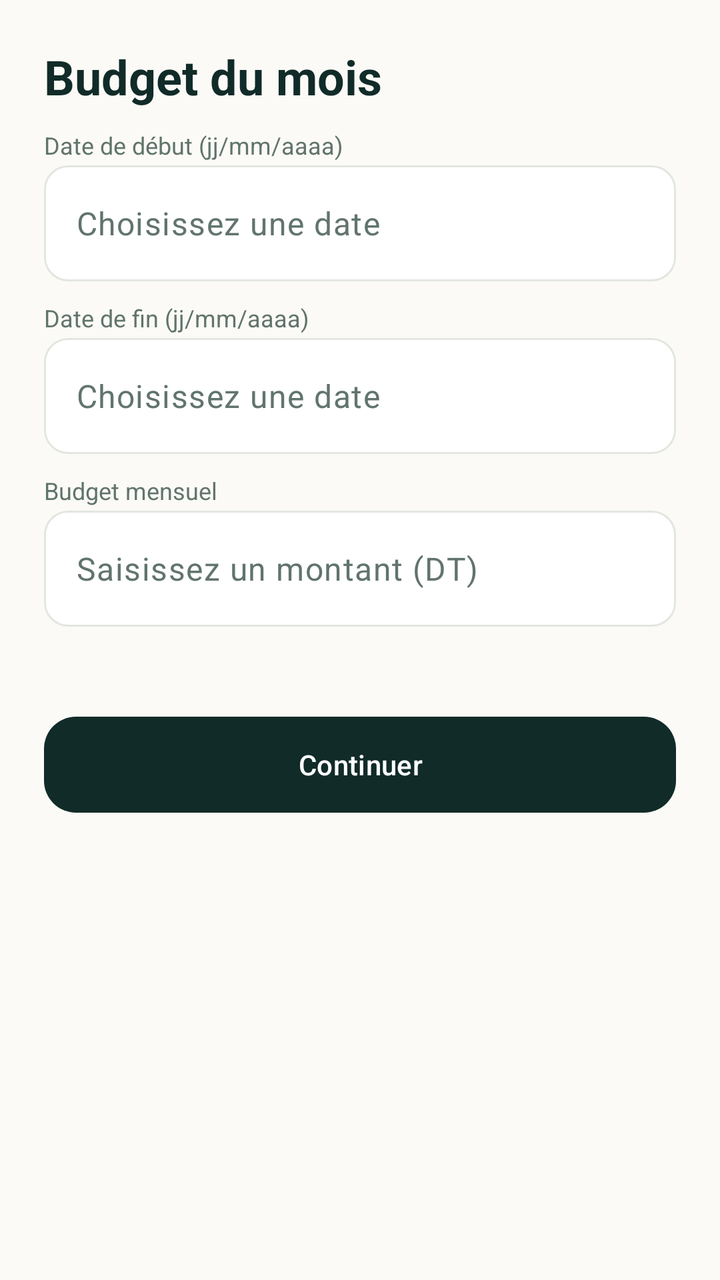
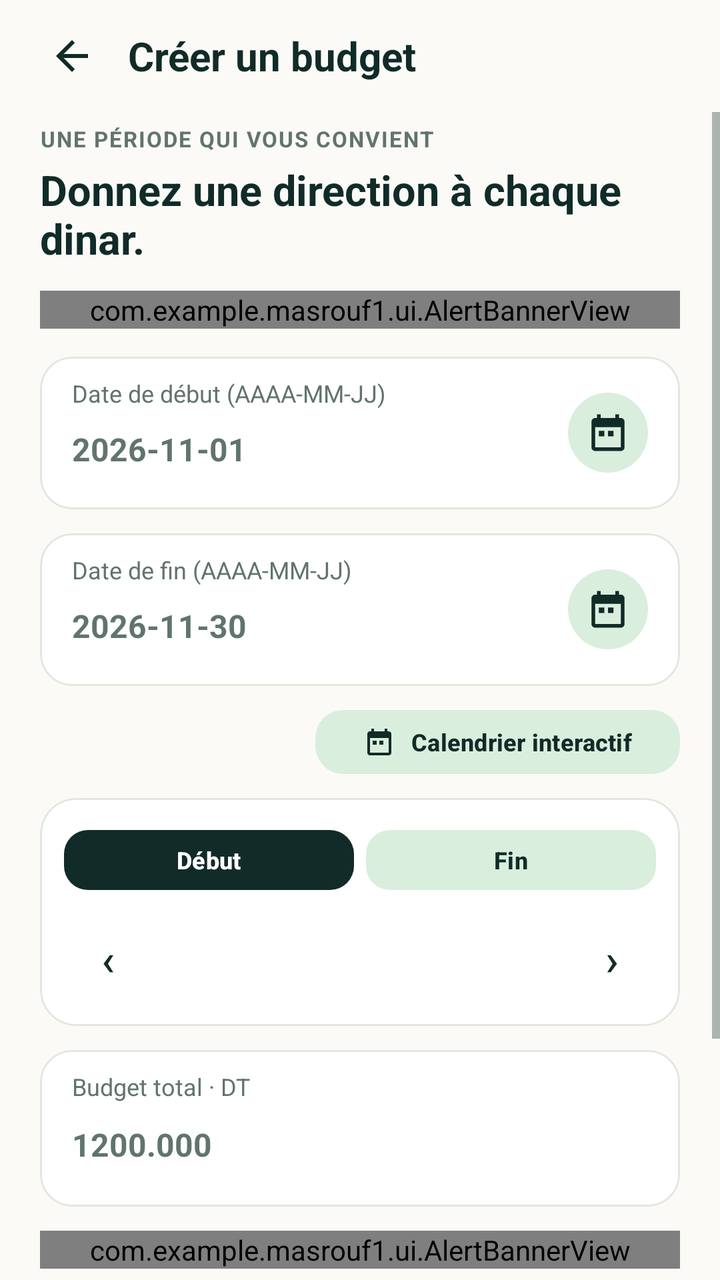

The first picture is an Android layout as it rendered before a commit; the second is the same layout after the commit. The layout source and the unified diff follow.
<!-- AndroidManifest.xml: application theme Theme.Masrouf1 -->
<!-- res/layout/activity_budget_period.xml -->
<?xml version="1.0" encoding="utf-8"?>
<ScrollView xmlns:android="http://schemas.android.com/apk/res/android" xmlns:app="http://schemas.android.com/apk/res-auto" android:layout_width="match_parent" android:layout_height="match_parent" android:background="@color/cream" android:fillViewport="true">
    <LinearLayout android:layout_width="match_parent" android:layout_height="wrap_content" android:orientation="vertical" android:padding="22dp">
        <TextView android:id="@+id/budget_period_title" android:layout_width="match_parent" android:layout_height="wrap_content" android:text="@string/budget_this_month" android:textColor="@color/forest" android:textSize="24sp" android:textStyle="bold" />
        <TextView style="@style/FormFieldLabel" android:labelFor="@id/budget_start_date" android:layout_marginTop="10dp" android:text="@string/budget_start_date" />
        <com.google.android.material.textfield.TextInputLayout android:layout_width="match_parent" android:layout_height="wrap_content" android:layout_marginBottom="4dp">
            <com.google.android.material.textfield.TextInputEditText android:id="@+id/budget_start_date" android:layout_width="match_parent" android:layout_height="58dp" android:hint="@string/hint_date" android:inputType="text" android:singleLine="true" android:textColor="@color/ink" />
        </com.google.android.material.textfield.TextInputLayout>
        <TextView style="@style/FormFieldLabel" android:labelFor="@id/budget_end_date" android:text="@string/budget_end_date" />
        <com.google.android.material.textfield.TextInputLayout android:layout_width="match_parent" android:layout_height="wrap_content" android:layout_marginBottom="4dp">
            <com.google.android.material.textfield.TextInputEditText android:id="@+id/budget_end_date" android:layout_width="match_parent" android:layout_height="58dp" android:hint="@string/hint_date" android:inputType="text" android:singleLine="true" android:textColor="@color/ink" />
        </com.google.android.material.textfield.TextInputLayout>
        <TextView style="@style/FormFieldLabel" android:labelFor="@id/budget_total_input" android:text="@string/monthly_budget_amount" />
        <com.google.android.material.textfield.TextInputLayout android:layout_width="match_parent" android:layout_height="wrap_content" android:layout_marginBottom="4dp">
            <com.google.android.material.textfield.TextInputEditText android:id="@+id/budget_total_input" android:layout_width="match_parent" android:layout_height="58dp" android:hint="@string/hint_amount" android:inputType="numberDecimal" android:singleLine="true" android:textColor="@color/ink" />
        </com.google.android.material.textfield.TextInputLayout>
        <TextView android:id="@+id/budget_period_error" android:layout_width="match_parent" android:layout_height="wrap_content" android:textColor="@color/coral" />
        <com.google.android.material.button.MaterialButton android:id="@+id/budget_period_continue" android:layout_width="match_parent" android:layout_height="56dp" android:layout_marginTop="18dp" android:text="@string/welcome_next" android:textColor="@color/alabaster" app:backgroundTint="@color/forest" app:cornerRadius="16dp" />
    </LinearLayout>
</ScrollView>
<!-- resources referenced by this layout -->
<resources>
  <color name="alabaster">#FFFFFF</color>
  <color name="coral">#DC7770</color>
  <color name="cream">#FBFAF6</color>
  <color name="forest">#112B28</color>
  <color name="ink">#112B28</color>
  <string name="budget_end_date">Date de fin (jj/mm/aaaa)</string>
  <string name="budget_start_date">Date de début (jj/mm/aaaa)</string>
  <string name="budget_this_month">Budget du mois</string>
  <string name="hint_amount">Saisissez un montant (DT)</string>
  <string name="hint_date">Choisissez une date</string>
  <string name="monthly_budget_amount">Budget mensuel</string>
  <string name="welcome_next">Continuer</string>
  <style name="FormFieldLabel">
          <item name="android:layout_width">match_parent</item>
          <item name="android:layout_height">wrap_content</item>
          <item name="android:layout_marginTop">6dp</item>
          <item name="android:layout_marginBottom">2dp</item>
          <item name="android:textColor">@color/muted_green</item>
          <item name="android:textSize">12sp</item>
      </style>
  <style name="Theme.Masrouf1" parent="Base.Theme.Masrouf1" />
  <color name="muted_green">#61746D</color>
  <color name="mint">#D9EEDD</color>
  <color name="emerald">#2E7D43</color>
  <color name="mint_light">#D9EEDD</color>
  <color name="mint_accent">#85B8A5</color>
  <color name="card_border">#E2E7DF</color>
  <style name="Widget.Masrouf.Chip" parent="Widget.Material3.Chip.Filter">
          <item name="chipBackgroundColor">@color/chip_background_color</item>
          <item name="chipStrokeColor">@color/chip_stroke_color</item>
          <item name="chipStrokeWidth">1dp</item>
          <item name="android:textColor">@color/forest</item>
          <item name="checkedIconTint">@color/emerald</item>
      </style>
  <style name="Widget.Masrouf.Button.Outlined" parent="Widget.Material3.Button.OutlinedButton">
          <item name="android:textColor">@color/forest</item>
          <item name="strokeColor">@color/forest</item>
          <item name="iconTint">@color/forest</item>
      </style>
  <style name="Widget.Masrouf.EditText" parent="Widget.AppCompat.EditText">
          <item name="android:textColor">@color/ink</item>
          <item name="android:textColorHint">@color/muted_green</item>
      </style>
  <style name="Widget.Masrouf.Button.Material" parent="Widget.Material3.Button">
          <item name="android:minHeight">48dp</item>
          <item name="backgroundTint">@color/forest</item>
          <item name="android:textColor">@color/alabaster</item>
      </style>
  <style name="Widget.Masrouf.DialogButton" parent="Widget.Material3.Button.TextButton.Dialog">
          <item name="android:textColor">@color/emerald</item>
      </style>
  <!-- unchanged entries left out for length: 3 -->
</resources>

<!-- the commit's change to res/layout/activity_budget_period.xml (unified diff, before → after) -->
@@ -1,20 +1,435 @@
 <?xml version="1.0" encoding="utf-8"?>
-<ScrollView xmlns:android="http://schemas.android.com/apk/res/android" xmlns:app="http://schemas.android.com/apk/res-auto" android:layout_width="match_parent" android:layout_height="match_parent" android:background="@color/cream" android:fillViewport="true">
-    <LinearLayout android:layout_width="match_parent" android:layout_height="wrap_content" android:orientation="vertical" android:padding="22dp">
-        <TextView android:id="@+id/budget_period_title" android:layout_width="match_parent" android:layout_height="wrap_content" android:text="@string/budget_this_month" android:textColor="@color/forest" android:textSize="24sp" android:textStyle="bold" />
-        <TextView style="@style/FormFieldLabel" android:labelFor="@id/budget_start_date" android:layout_marginTop="10dp" android:text="@string/budget_start_date" />
-        <com.google.android.material.textfield.TextInputLayout android:layout_width="match_parent" android:layout_height="wrap_content" android:layout_marginBottom="4dp">
-            <com.google.android.material.textfield.TextInputEditText android:id="@+id/budget_start_date" android:layout_width="match_parent" android:layout_height="58dp" android:hint="@string/hint_date" android:inputType="text" android:singleLine="true" android:textColor="@color/ink" />
-        </com.google.android.material.textfield.TextInputLayout>
-        <TextView style="@style/FormFieldLabel" android:labelFor="@id/budget_end_date" android:text="@string/budget_end_date" />
-        <com.google.android.material.textfield.TextInputLayout android:layout_width="match_parent" android:layout_height="wrap_content" android:layout_marginBottom="4dp">
-            <com.google.android.material.textfield.TextInputEditText android:id="@+id/budget_end_date" android:layout_width="match_parent" android:layout_height="58dp" android:hint="@string/hint_date" android:inputType="text" android:singleLine="true" android:textColor="@color/ink" />
-        </com.google.android.material.textfield.TextInputLayout>
-        <TextView style="@style/FormFieldLabel" android:labelFor="@id/budget_total_input" android:text="@string/monthly_budget_amount" />
-        <com.google.android.material.textfield.TextInputLayout android:layout_width="match_parent" android:layout_height="wrap_content" android:layout_marginBottom="4dp">
-            <com.google.android.material.textfield.TextInputEditText android:id="@+id/budget_total_input" android:layout_width="match_parent" android:layout_height="58dp" android:hint="@string/hint_amount" android:inputType="numberDecimal" android:singleLine="true" android:textColor="@color/ink" />
-        </com.google.android.material.textfield.TextInputLayout>
-        <TextView android:id="@+id/budget_period_error" android:layout_width="match_parent" android:layout_height="wrap_content" android:textColor="@color/coral" />
-        <com.google.android.material.button.MaterialButton android:id="@+id/budget_period_continue" android:layout_width="match_parent" android:layout_height="56dp" android:layout_marginTop="18dp" android:text="@string/welcome_next" android:textColor="@color/alabaster" app:backgroundTint="@color/forest" app:cornerRadius="16dp" />
+<LinearLayout xmlns:android="http://schemas.android.com/apk/res/android"
+    xmlns:app="http://schemas.android.com/apk/res-auto"
+    android:layout_width="match_parent"
+    android:layout_height="match_parent"
+    android:background="@color/cream"
+    android:fitsSystemWindows="true"
+    android:orientation="vertical">
+
+    
+    <LinearLayout
+        android:layout_width="match_parent"
+        android:layout_height="56dp"
+        android:gravity="center_vertical"
+        android:orientation="horizontal"
+        android:paddingHorizontal="16dp">
+
+        <ImageView
+            android:id="@+id/budget_period_back"
+            android:layout_width="40dp"
+            android:layout_height="40dp"
+            android:contentDescription="@string/back"
+            android:padding="8dp"
+            android:src="@drawable/ic_back"
+            app:tint="@color/forest" />
+
+        <TextView
+            android:id="@+id/budget_period_title"
+            android:layout_width="0dp"
+            android:layout_height="wrap_content"
+            android:layout_marginStart="8dp"
+            android:layout_weight="1"
+            android:ellipsize="end"
+            android:maxLines="1"
+            android:text="@string/create_budget_title"
+            android:textColor="@color/forest"
+            android:textSize="20sp"
+            android:textStyle="bold" />
     </LinearLayout>
-</ScrollView>
+
+    <ScrollView
+        android:layout_width="match_parent"
+        android:layout_height="0dp"
+        android:layout_weight="1"
+        android:fillViewport="true">
+
+        <LinearLayout
+            android:layout_width="match_parent"
+            android:layout_height="wrap_content"
+            android:orientation="vertical"
+            android:paddingHorizontal="20dp"
+            android:paddingTop="6dp"
+            android:paddingBottom="28dp">
+
+            <TextView
+                android:layout_width="match_parent"
+                android:layout_height="wrap_content"
+                android:letterSpacing="0.06"
+                android:text="@string/budget_period_eyebrow"
+                android:textAllCaps="true"
+                android:textColor="@color/muted_green"
+                android:textSize="11sp"
+                android:textStyle="bold" />
+
+            <TextView
+                android:id="@+id/budget_period_headline"
+                android:layout_width="match_parent"
+                android:layout_height="wrap_content"
+                android:layout_marginTop="4dp"
+                android:text="@string/budget_period_headline"
+                android:textColor="@color/forest"
+                android:textSize="21sp"
+                android:textStyle="bold" />
+
+            
+            <com.example.masrouf1.ui.AlertBannerView
+                android:id="@+id/budget_period_alert_banner"
+                android:layout_width="match_parent"
+                android:layout_height="wrap_content"
+                android:layout_marginTop="12dp"
+                android:visibility="gone" />
+
+            <com.google.android.material.button.MaterialButton
+                android:id="@+id/budget_period_edit_existing_btn"
+                android:layout_width="match_parent"
+                android:layout_height="46dp"
+                android:layout_marginTop="8dp"
+                android:text="@string/edit_existing_budget"
+                android:textColor="@color/alabaster"
+                android:textStyle="bold"
+                android:visibility="gone"
+                app:backgroundTint="@color/forest"
+                app:cornerRadius="16dp" />
+
+            
+            <com.example.masrouf1.ui.AlertBannerView
+                android:id="@+id/budget_period_top_info"
+                android:layout_width="match_parent"
+                android:layout_height="wrap_content"
+                android:layout_marginTop="12dp" />
+
+            
+            <com.google.android.material.card.MaterialCardView
+                android:id="@+id/budget_start_card"
+                android:layout_width="match_parent"
+                android:layout_height="wrap_content"
+                android:layout_marginTop="14dp"
+                app:cardBackgroundColor="@color/alabaster"
+                app:cardCornerRadius="16dp"
+                app:cardElevation="0dp"
+                app:strokeColor="@color/card_border"
+                app:strokeWidth="1dp">
+
+                <LinearLayout
+                    android:layout_width="match_parent"
+                    android:layout_height="wrap_content"
+                    android:gravity="center_vertical"
+                    android:orientation="horizontal"
+                    android:paddingHorizontal="16dp"
+                    android:paddingVertical="10dp">
+
+                    <LinearLayout
+                        android:layout_width="0dp"
+                        android:layout_height="wrap_content"
+                        android:layout_weight="1"
+                        android:orientation="vertical">
+
+                        <TextView
+                            android:layout_width="match_parent"
+                            android:layout_height="wrap_content"
+                            android:labelFor="@id/budget_start_date"
+                            android:text="@string/budget_start_date_iso"
+                            android:textColor="@color/muted_green"
+                            android:textSize="12sp" />
+
+                        <EditText
+                            android:id="@+id/budget_start_date"
+                            android:layout_width="match_parent"
+                            android:layout_height="40dp"
+                            android:background="@android:color/transparent"
+                            android:hint="2026-11-01"
+                            android:inputType="date"
+                            android:maxLines="1"
+                            android:paddingTop="4dp"
+                            android:paddingBottom="4dp"
+                            android:textColor="@color/ink"
+                            android:textColorHint="@color/muted_green"
+                            android:textSize="16sp"
+                            android:textStyle="bold" />
+                    </LinearLayout>
+
+                    <ImageView
+                        android:id="@+id/budget_start_cal_btn"
+                        android:layout_width="40dp"
+                        android:layout_height="40dp"
+                        android:background="@drawable/bg_circle_mint"
+                        android:contentDescription="@string/calendar_picker_open"
+                        android:padding="9dp"
+                        android:src="@drawable/ic_calendar"
+                        app:tint="@color/forest" />
+                </LinearLayout>
+            </com.google.android.material.card.MaterialCardView>
+
+            
+            <com.google.android.material.card.MaterialCardView
+                android:id="@+id/budget_end_card"
+                android:layout_width="match_parent"
+                android:layout_height="wrap_content"
+                android:layout_marginTop="12dp"
+                app:cardBackgroundColor="@color/alabaster"
+                app:cardCornerRadius="16dp"
+                app:cardElevation="0dp"
+                app:strokeColor="@color/card_border"
+                app:strokeWidth="1dp">
+
+                <LinearLayout
+                    android:layout_width="match_parent"
+                    android:layout_height="wrap_content"
+                    android:gravity="center_vertical"
+                    android:orientation="horizontal"
+                    android:paddingHorizontal="16dp"
+                    android:paddingVertical="10dp">
+
+                    <LinearLayout
+                        android:layout_width="0dp"
+                        android:layout_height="wrap_content"
+                        android:layout_weight="1"
+                        android:orientation="vertical">
+
+                        <TextView
+                            android:layout_width="match_parent"
+                            android:layout_height="wrap_content"
+                            android:labelFor="@id/budget_end_date"
+                            android:text="@string/budget_end_date_iso"
+                            android:textColor="@color/muted_green"
+                            android:textSize="12sp" />
+
+                        <EditText
+                            android:id="@+id/budget_end_date"
+                            android:layout_width="match_parent"
+                            android:layout_height="40dp"
+                            android:background="@android:color/transparent"
+                            android:hint="2026-11-30"
+                            android:inputType="date"
+                            android:maxLines="1"
+                            android:paddingTop="4dp"
+                            android:paddingBottom="4dp"
+                            android:textColor="@color/ink"
+                            android:textColorHint="@color/muted_green"
+                            android:textSize="16sp"
+                            android:textStyle="bold" />
+                    </LinearLayout>
+
+                    <ImageView
+                        android:id="@+id/budget_end_cal_btn"
+                        android:layout_width="40dp"
+                        android:layout_height="40dp"
+                        android:background="@drawable/bg_circle_mint"
+                        android:contentDescription="@string/calendar_picker_open"
+                        android:padding="9dp"
+                        android:src="@drawable/ic_calendar"
+                        app:tint="@color/forest" />
+                </LinearLayout>
+            </com.google.android.material.card.MaterialCardView>
+
+            
+            <com.google.android.material.button.MaterialButton
+                android:id="@+id/budget_toggle_calendar_btn"
+                android:layout_width="wrap_content"
+                android:layout_height="40dp"
+                android:layout_gravity="end"
+                android:layout_marginTop="8dp"
+                android:text="@string/calendar_picker_open"
+                android:textColor="@color/forest"
+                android:textSize="12sp"
+                android:textStyle="bold"
+                app:backgroundTint="@color/mint_light"
+                app:cornerRadius="14dp"
+                app:icon="@drawable/ic_calendar"
+                app:iconSize="16dp"
+                app:iconTint="@color/forest" />
+
+            
+            <com.google.android.material.card.MaterialCardView
+                android:id="@+id/budget_calendar_card"
+                android:layout_width="match_parent"
+                android:layout_height="wrap_content"
+                android:layout_marginTop="8dp"
+                android:visibility="visible"
+                app:cardBackgroundColor="@color/alabaster"
+                app:cardCornerRadius="18dp"
+                app:cardElevation="0dp"
+                app:strokeColor="@color/card_border"
+                app:strokeWidth="1dp">
+
+                <LinearLayout
+                    android:layout_width="match_parent"
+                    android:layout_height="wrap_content"
+                    android:orientation="vertical"
+                    android:padding="12dp">
+
+                    
+                    <LinearLayout
+                        android:layout_width="match_parent"
+                        android:layout_height="wrap_content"
+                        android:orientation="horizontal">
+
+                        <com.google.android.material.button.MaterialButton
+                            android:id="@+id/calendar_pick_mode_start"
+                            android:layout_width="0dp"
+                            android:layout_height="38dp"
+                            android:layout_marginEnd="6dp"
+                            android:layout_weight="1"
+                            android:padding="0dp"
+                            android:text="@string/calendar_pick_start"
+                            android:textColor="@color/alabaster"
+                            android:textSize="12sp"
+                            android:textStyle="bold"
+                            app:backgroundTint="@color/forest"
+                            app:cornerRadius="12dp" />
+
+                        <com.google.android.material.button.MaterialButton
+                            android:id="@+id/calendar_pick_mode_end"
+                            android:layout_width="0dp"
+                            android:layout_height="38dp"
+                            android:layout_weight="1"
+                            android:padding="0dp"
+                            android:text="@string/calendar_pick_end"
+                            android:textColor="@color/forest"
+                            android:textSize="12sp"
+                            android:textStyle="bold"
+                            app:backgroundTint="@color/mint_light"
+                            app:cornerRadius="12dp" />
+                    </LinearLayout>
+
+                    
+                    <LinearLayout
+                        android:layout_width="match_parent"
+                        android:layout_height="wrap_content"
+                        android:layout_marginTop="8dp"
+                        android:gravity="center_vertical"
+                        android:orientation="horizontal">
+
+                        <com.google.android.material.button.MaterialButton
+                            android:id="@+id/budget_cal_prev_month"
+                            style="@style/Widget.Material3.Button.TextButton"
+                            android:layout_width="44dp"
+                            android:layout_height="44dp"
+                            android:minWidth="44dp"
+                            android:padding="0dp"
+                            android:text="‹"
+                            android:textColor="@color/forest"
+                            android:textSize="22sp" />
+
+                        <TextView
+                            android:id="@+id/budget_cal_month_label"
+                            android:layout_width="0dp"
+                            android:layout_height="wrap_content"
+                            android:layout_weight="1"
+                            android:gravity="center"
+                            android:textColor="@color/forest"
+                            android:textSize="16sp"
+                            android:textStyle="bold" />
+
+                        <com.google.android.material.button.MaterialButton
+                            android:id="@+id/budget_cal_next_month"
+                            style="@style/Widget.Material3.Button.TextButton"
+                            android:layout_width="44dp"
+                            android:layout_height="44dp"
+                            android:minWidth="44dp"
+                            android:padding="0dp"
+                            android:text="›"
+                            android:textColor="@color/forest"
+                            android:textSize="22sp" />
+                    </LinearLayout>
+
+                    <LinearLayout
+                        android:id="@+id/budget_cal_weekdays"
+                        android:layout_width="match_parent"
+                        android:layout_height="wrap_content"
+                        android:orientation="horizontal" />
+
+                    <LinearLayout
+                        android:id="@+id/budget_cal_days"
+                        android:layout_width="match_parent"
+                        android:layout_height="wrap_content"
+                        android:orientation="vertical" />
+                </LinearLayout>
+            </com.google.android.material.card.MaterialCardView>
+
+            
+            <com.google.android.material.card.MaterialCardView
+                android:layout_width="match_parent"
+                android:layout_height="wrap_content"
+                android:layout_marginTop="12dp"
+                app:cardBackgroundColor="@color/alabaster"
+                app:cardCornerRadius="16dp"
+                app:cardElevation="0dp"
+                app:strokeColor="@color/card_border"
+                app:strokeWidth="1dp">
+
+                <LinearLayout
+                    android:layout_width="match_parent"
+                    android:layout_height="wrap_content"
+                    android:orientation="vertical"
+                    android:paddingHorizontal="16dp"
+                    android:paddingVertical="10dp">
+
+                    <TextView
+                        android:layout_width="match_parent"
+                        android:layout_height="wrap_content"
+                        android:labelFor="@id/budget_total_input"
+                        android:text="@string/budget_total_dt_label"
+                        android:textColor="@color/muted_green"
+                        android:textSize="12sp" />
+
+                    <EditText
+                        android:id="@+id/budget_total_input"
+                        android:layout_width="match_parent"
+                        android:layout_height="42dp"
+                        android:background="@android:color/transparent"
+                        android:hint="1200.000"
+                        android:inputType="numberDecimal"
+                        android:maxLines="1"
+                        android:paddingTop="4dp"
+                        android:paddingBottom="4dp"
+                        android:textColor="@color/ink"
+                        android:textColorHint="@color/muted_green"
+                        android:textSize="16sp"
+                        android:textStyle="bold" />
+                </LinearLayout>
+            </com.google.android.material.card.MaterialCardView>
+
+            
+            <com.example.masrouf1.ui.AlertBannerView
+                android:id="@+id/budget_period_days_banner"
+                android:layout_width="match_parent"
+                android:layout_height="wrap_content"
+                android:layout_marginTop="12dp" />
+
+            <TextView
+                android:id="@+id/budget_period_error"
+                android:layout_width="match_parent"
+                android:layout_height="wrap_content"
+                android:layout_marginTop="8dp"
+                android:textColor="@color/coral"
+                android:textStyle="bold"
+                android:visibility="gone" />
+
+            <com.google.android.material.button.MaterialButton
+                android:id="@+id/budget_period_continue"
+                android:layout_width="match_parent"
+                android:layout_height="54dp"
+                android:layout_marginTop="16dp"
+                android:text="@string/allocate_by_category_cta"
+                android:textColor="@color/alabaster"
+                android:textSize="15sp"
+                android:textStyle="bold"
+                app:backgroundTint="@color/emerald"
+                app:cornerRadius="16dp" />
+
+            <com.google.android.material.button.MaterialButton
+                android:id="@+id/budget_period_cancel"
+                android:layout_width="match_parent"
+                android:layout_height="50dp"
+                android:layout_marginTop="10dp"
+                android:text="@string/cancel_btn"
+                android:textColor="@color/forest"
+                android:textSize="15sp"
+                android:textStyle="bold"
+                app:backgroundTint="@color/mint_light"
+                app:cornerRadius="16dp" />
+        </LinearLayout>
+    </ScrollView>
+</LinearLayout>
<!-- resource entries referenced after the edit -->
@@ -5,23 +5,31 @@
   <color name="cream">#FBFAF6</color>
   <color name="forest">#112B28</color>
   <color name="ink">#112B28</color>
-  <string name="budget_end_date">Date de fin (jj/mm/aaaa)</string>
-  <string name="budget_start_date">Date de début (jj/mm/aaaa)</string>
-  <string name="budget_this_month">Budget du mois</string>
-  <string name="hint_amount">Saisissez un montant (DT)</string>
-  <string name="hint_date">Choisissez une date</string>
-  <string name="monthly_budget_amount">Budget mensuel</string>
-  <string name="welcome_next">Continuer</string>
-  <style name="FormFieldLabel">
-          <item name="android:layout_width">match_parent</item>
-          <item name="android:layout_height">wrap_content</item>
-          <item name="android:layout_marginTop">6dp</item>
-          <item name="android:layout_marginBottom">2dp</item>
-          <item name="android:textColor">@color/muted_green</item>
-          <item name="android:textSize">12sp</item>
-      </style>
   <style name="Theme.Masrouf1" parent="Base.Theme.Masrouf1" />
   <color name="muted_green">#61746D</color>
+  <!-- drawable bg_circle_mint (drawable) -->
+  <?xml version="1.0" encoding="utf-8"?>
+  <shape xmlns:android="http://schemas.android.com/apk/res/android"
+      android:shape="oval">
+      <solid android:color="@color/mint" />
+  </shape>
+  <!-- drawable ic_back (drawable) -->
+  <vector xmlns:android="http://schemas.android.com/apk/res/android" android:width="24dp" android:height="24dp" android:viewportWidth="24" android:viewportHeight="24"><path android:fillColor="#FFFFFFFF" android:pathData="M20,11H7.83L13.42,5.41L12,4L4,12L12,20L13.41,18.59L7.83,13H20V11Z" /></vector>
+  <!-- drawable ic_calendar (drawable) -->
+  <vector xmlns:android="http://schemas.android.com/apk/res/android" android:width="24dp" android:height="24dp" android:viewportWidth="24" android:viewportHeight="24"><path android:fillColor="#FFFFFFFF" android:pathData="M19,4H18V2H16V4H8V2H6V4H5C3.9,4 3,4.9 3,6V20C3,21.1 3.9,22 5,22H19C20.1,22 21,21.1 21,20V6C21,4.9 20.1,4 19,4ZM19,20H5V9H19V20ZM7,11H10V14H7ZM12,11H15V14H12Z" /></vector>
+  <string name="allocate_by_category_cta">Répartir par catégorie</string>
+  <string name="back">Retour</string>
+  <string name="budget_end_date_iso">Date de fin (AAAA-MM-JJ)</string>
+  <string name="budget_period_eyebrow">UNE PÉRIODE QUI VOUS CONVIENT</string>
+  <string name="budget_period_headline">Donnez une direction à chaque dinar.</string>
+  <string name="budget_start_date_iso">Date de début (AAAA-MM-JJ)</string>
+  <string name="budget_total_dt_label">Budget total · DT</string>
+  <string name="calendar_pick_end">Fin</string>
+  <string name="calendar_pick_start">Début</string>
+  <string name="calendar_picker_open">Calendrier interactif</string>
+  <string name="cancel_btn">Annuler</string>
+  <string name="create_budget_title">Créer un budget</string>
+  <string name="edit_existing_budget">Modifier le budget existant</string>
   <color name="mint">#D9EEDD</color>
   <color name="emerald">#2E7D43</color>
   <color name="mint_light">#D9EEDD</color>
